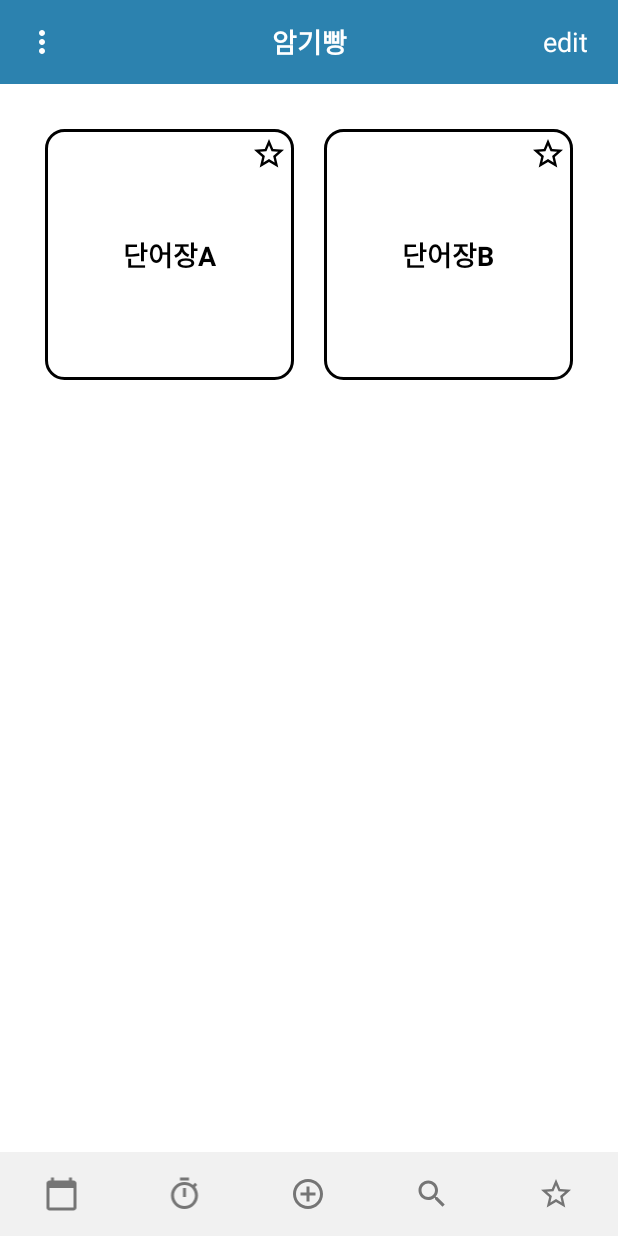
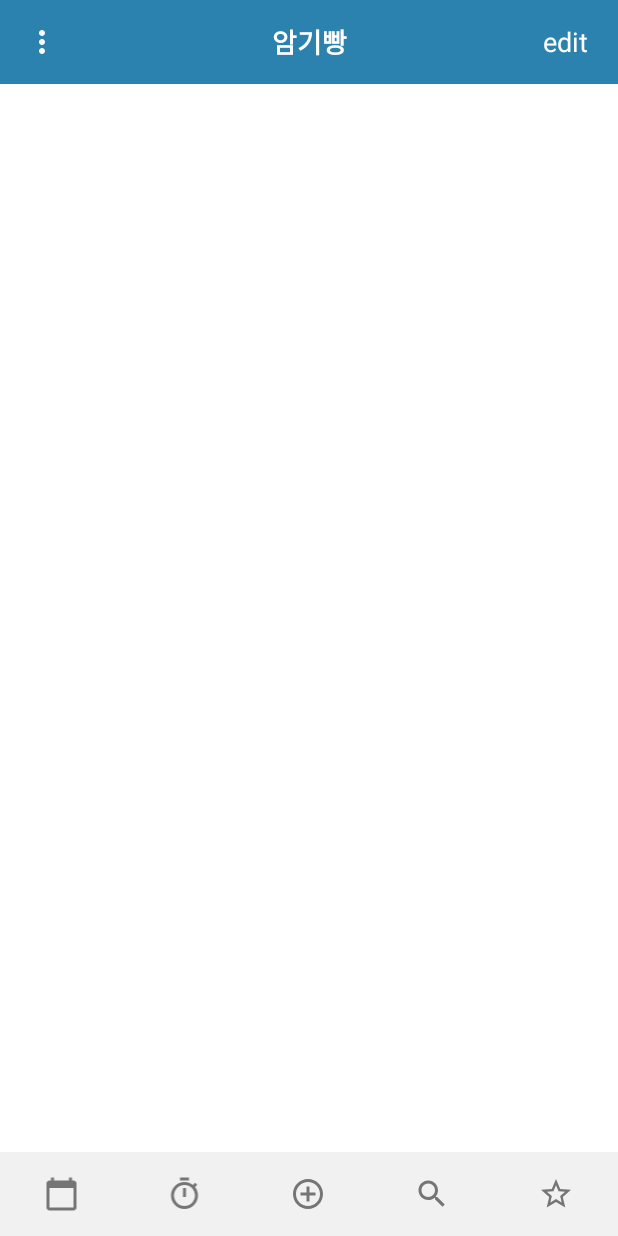
Before and after one commit to danielKim614/Amgibbang, an Android app: the MainActivity screen opened directly, with no data from a screen before it, on a phone screen of 412 x 824 dp. Run offline under Robolectric (Android 15) with nearby library versions, the phone set to English and light mode, and no system bars.

Commit message:
천지홍

```diff
--- a/app/build.gradle
+++ b/app/build.gradle
@@ -29,15 +29,17 @@ android {
 }
 
 apply plugin: 'com.android.application'
-apply plugin: 'com.google.gms.google-services'
 
 dependencies {
+    implementation "androidx.cardview:cardview:1.0.0"
     implementation 'androidx.appcompat:appcompat:1.3.1'
     implementation 'com.google.android.material:material:1.4.0'
     implementation 'androidx.constraintlayout:constraintlayout:2.1.1'
     implementation 'com.google.android.material:material:1.5.0-alpha02'
     implementation 'androidx.legacy:legacy-support-v4:1.0.0'
     implementation 'androidx.multidex:multidex:2.0.1'
+    implementation 'androidx.recyclerview:recyclerview:1.2.1'
+
     testImplementation 'junit:junit:4.+'
     androidTestImplementation 'androidx.test.ext:junit:1.1.3'
     androidTestImplementation 'androidx.test.espresso:espresso-core:3.4.0'
--- a/app/src/main/java/com/cookandroid/amgibbang/MainActivity.java
+++ b/app/src/main/java/com/cookandroid/amgibbang/MainActivity.java
@@ -5,6 +5,9 @@ import androidx.appcompat.app.AppCompatActivity;
 import androidx.appcompat.app.AppCompatDelegate;
 import androidx.appcompat.widget.Toolbar;
 import androidx.fragment.app.Fragment;
+import androidx.recyclerview.widget.GridLayoutManager;
+import androidx.recyclerview.widget.LinearLayoutManager;
+import androidx.recyclerview.widget.RecyclerView;
 
 import android.app.AlertDialog;
 import android.app.Dialog;
@@ -19,6 +22,7 @@ import android.view.View;
 import android.view.Window;
 import android.widget.CheckBox;
 import android.widget.EditText;
+import android.widget.GridLayout;
 import android.widget.ImageView;
 import android.widget.TextView;
 
@@ -26,11 +30,17 @@ import com.google.android.material.bottomnavigation.BottomNavigationView;
 
 import org.w3c.dom.Text;
 
+import java.util.ArrayList;
+
 public class MainActivity extends AppCompatActivity {
 
     boolean editState = false;
     int a=1;
     String dialogInput;
+    private ArrayList<String> nameList;
+    private MainAdapter mainAdapter;
+    private RecyclerView recyclerView;
+    private GridLayoutManager gridLayoutManager;
 
     @Override
     protected void onCreate(Bundle savedInstanceState) {
@@ -45,6 +55,14 @@ public class MainActivity extends AppCompatActivity {
         Toolbar main_bottom_toolbar=findViewById(R.id.main_bottom_toolbar);
         setSupportActionBar(main_bottom_toolbar);
 
+        //리사이클러뷰
+        recyclerView = findViewById(R.id.main_rv);
+        gridLayoutManager = new GridLayoutManager(this, 2);
+        recyclerView.setLayoutManager(gridLayoutManager);
+
+        nameList = new ArrayList<>();
+        mainAdapter = new MainAdapter(nameList);
+        recyclerView.setAdapter(mainAdapter);
     }
 
 
@@ -74,6 +92,8 @@ public class MainActivity extends AppCompatActivity {
                 dialogInput=inputName;
                 Log.v("다이얼로그", "입력되었습니다.");
                 Log.v("다이얼로그", "입력값 : "+dialogInput);
+                nameList.add(dialogInput);
+                mainAdapter.notifyDataSetChanged();
             }
             @Override
             public void mainDialogNegative(){
@@ -102,16 +122,13 @@ public class MainActivity extends AppCompatActivity {
 
     public void main_setting(View v){
         // 로그아웃, 다크모드 온 오프 창 띄움
-        String[] array = {"로그 아웃", "다크 모드 ON", "다크 모드 OFF"};
+        String[] array = {"다크 모드 ON", "다크 모드 OFF"};
         if(editState==false){
             AlertDialog.Builder builder = new AlertDialog.Builder(this);
             builder.setItems(array, new DialogInterface.OnClickListener() {
                 @Override
                 public void onClick(DialogInterface dialogInterface, int i) {
                     switch(array[i]){
-                        case "로그 아웃":
-                            Log.v("다이얼로그", "로그 아웃 합니다.");
-                            break;
                         case "다크 모드 ON":
                             Log.v("다이얼로그", "다크모드를 킵니다.");
                             AppCompatDelegate.setDefaultNightMode(AppCompatDelegate.MODE_NIGHT_YES);
@@ -143,9 +160,7 @@ public class MainActivity extends AppCompatActivity {
 
             //체크하는 부분 생성
             CheckBox check1=findViewById(R.id.main_cardlist_check1);
-            CheckBox check2=findViewById(R.id.main_cardlist_check2);
             check1.setVisibility(View.VISIBLE);
-            check2.setVisibility(View.VISIBLE);
         }
         else{
             editState=false;
@@ -158,12 +173,9 @@ public class MainActivity extends AppCompatActivity {
 
             //체크하는 부분 삭제
             CheckBox check1=findViewById(R.id.main_cardlist_check1);
-            CheckBox check2=findViewById(R.id.main_cardlist_check2);
             //체크 모두 초기화
             check1.setChecked(false);
-            check2.setChecked(false);
             check1.setVisibility(View.INVISIBLE);
-            check2.setVisibility(View.INVISIBLE);
         }
     }
 
@@ -179,16 +191,13 @@ public class MainActivity extends AppCompatActivity {
         // 전체 선택 클릭 시 모든 체크박스 체크 됨
         // 모든 체크박스 불러옴
         CheckBox check1=findViewById(R.id.main_cardlist_check1);
-        CheckBox check2=findViewById(R.id.main_cardlist_check2);
         //모두 체크 or 해제
         CheckBox checkBox=findViewById(R.id.main_button_selectAll);
         if(checkBox.isChecked()){
             check1.setChecked(true);
-            check2.setChecked(true);
         }
         else{
             check1.setChecked(false);
-            check2.setChecked(false);
         }
     }
 
--- /dev/null
+++ b/app/src/main/java/com/cookandroid/amgibbang/MainAdapter.java
@@ -0,0 +1,77 @@
+package com.cookandroid.amgibbang;
+
+import android.content.Context;
+import android.view.LayoutInflater;
+import android.view.View;
+import android.view.ViewGroup;
+import android.widget.TextView;
+import android.widget.Toast;
+
+import androidx.annotation.NonNull;
+import androidx.recyclerview.widget.RecyclerView;
+
+import java.util.ArrayList;
+import java.util.List;
+
+public class MainAdapter extends RecyclerView.Adapter<MainAdapter.MainViewHolder>{
+
+    private ArrayList<String> nameList;
+    private String lName;
+
+    public MainAdapter(ArrayList<String> nameList) {
+        this.nameList = nameList;
+    }
+
+    @NonNull
+    @Override   // 추가할 아이템 설정
+    public MainViewHolder onCreateViewHolder(@NonNull ViewGroup parent, int viewType) {
+
+        View view = LayoutInflater.from(parent.getContext()).inflate(R.layout.main_recyclerview_item, parent, false);
+        MainViewHolder holder = new MainViewHolder(view);
+
+        return holder;
+    }
+
+    @Override
+    public void onBindViewHolder(@NonNull MainViewHolder holder, int position) {
+        //name을 리스트 안에 있는 값으로 변환
+        holder.name.setText(nameList.get(position));
+
+        holder.itemView.setTag(position);
+        holder.itemView.setOnClickListener(new View.OnClickListener(){
+            @Override
+            public void onClick(View view) {
+                String curName = holder.name.getText().toString();  // 클릭 한 것 값 가져옴
+                Toast.makeText(view.getContext(), curName, Toast.LENGTH_SHORT).show();
+            }
+        });
+    }
+
+    @Override
+    public int getItemCount() {
+        if(nameList!=null){
+            return nameList.size();
+        }
+        return 0;
+    }
+
+    public void remove(int position){
+        // 값 삭제
+        try{
+            nameList.remove(position);      //리스트 지움
+            notifyItemRemoved(position);    //새로 고침
+        }catch (IndexOutOfBoundsException ex){
+            ex.printStackTrace();
+        }
+    }
+
+    public class MainViewHolder extends RecyclerView.ViewHolder {
+
+        protected TextView name;
+
+        public MainViewHolder(@NonNull View itemView) {
+            super(itemView);
+            this.name = itemView.findViewById(R.id.main_listName);
+        }
+    }
+}
--- a/app/src/main/res/layout/main_activity.xml
+++ b/app/src/main/res/layout/main_activity.xml
@@ -12,103 +12,18 @@
         layout="@layout/main_toolbar"
         android:id="@+id/main_toolbar"/>
 
-    <ScrollView
+    <androidx.recyclerview.widget.RecyclerView
+        android:id="@+id/main_rv"
         android:layout_width="match_parent"
         android:layout_height="0dp"
-        android:layout_weight="1">
+        android:layout_weight="1"
+        android:padding = "10dp"
+        android:scrollbars="vertical"
+        android:scrollbarFadeDuration="0"
+        android:scrollbarSize="5dp"
+        android:scrollbarThumbVertical="@color/gray_600">
 
-        <LinearLayout
-            android:layout_width="match_parent"
-            android:layout_height="wrap_content"
-            android:orientation="horizontal"
-            android:layout_marginLeft="30dp"
-            android:layout_marginRight="30dp"
-            android:layout_marginTop="30dp"
-            android:weightSum="2">
-
-            <FrameLayout
-                android:layout_width="0dp"
-                android:layout_height="wrap_content"
-                android:layout_weight="1"
-                android:background="@drawable/main_listbackground"
-                android:layout_marginRight="10dp"
-                android:onClick="main_onClickList">
-
-                <CheckBox
-                    android:id="@+id/main_cardlist_check1"
-                    android:layout_width="30dp"
-                    android:layout_height="25dp"
-                    android:src="@drawable/button_unchecked"
-                    android:visibility="invisible"
-                    android:onClick="main_onClickCheck"/>
-
-                <ImageView
-                    android:id="@+id/bookmark1"
-                    android:layout_width="wrap_content"
-                    android:layout_height="wrap_content"
-                    android:src="@drawable/button_bookmark_notfilled"
-                    android:layout_gravity="right"
-                    android:onClick="main_onClickBookmark"
-                    app:tint="?attr/Black" />
-
-                <TextView
-                    android:layout_width="wrap_content"
-                    android:layout_height="wrap_content"
-                    android:layout_gravity="center"
-                    android:text="단어장A"
-                    android:textColor="?attr/Black"
-                    android:layout_weight="1"
-                    android:gravity="center"
-                    android:paddingTop="65dp"
-                    android:paddingBottom="65dp"
-                    android:textSize="18sp"
-                    android:textStyle="bold"
-                    />
-
-            </FrameLayout>
-
-            <FrameLayout
-                android:layout_width="0dp"
-                android:layout_height="wrap_content"
-                android:layout_weight="1"
-                android:background="@drawable/main_listbackground"
-                android:layout_marginLeft="10dp"
-                android:onClick="main_onClickList">
-
-                <CheckBox
-                    android:id="@+id/main_cardlist_check2"
-                    android:layout_width="30dp"
-                    android:layout_height="25dp"
-                    android:src="@drawable/button_unchecked"
-                    android:visibility="invisible"
-                    android:onClick="main_onClickCheck"/>
-
-                <ImageView
-                    android:layout_width="wrap_content"
-                    android:layout_height="wrap_content"
-                    android:src="@drawable/button_bookmark_notfilled"
-                    android:layout_gravity="right"
-                    android:onClick="main_onClickBookmark"
-                    app:tint="?attr/Black"/>
-
-                <TextView
-                    android:layout_width="wrap_content"
-                    android:layout_height="wrap_content"
-                    android:layout_gravity="center"
-                    android:text="단어장B"
-                    android:textColor="?attr/Black"
-                    android:layout_weight="1"
-                    android:gravity="center"
-                    android:paddingTop="65dp"
-                    android:paddingBottom="65dp"
-                    android:textSize="18sp"
-                    android:textStyle="bold"/>
-
-            </FrameLayout>
-
-        </LinearLayout>
-
-    </ScrollView>
+    </androidx.recyclerview.widget.RecyclerView>
 
     <include
         layout="@layout/main_bottom_toolbar"
--- a/app/src/main/res/values-night/themes.xml
+++ b/app/src/main/res/values-night/themes.xml
@@ -17,5 +17,6 @@
         <item name="White">@color/black</item>
         <item name="Grey">@color/gray_400</item>
         <item name="toolbarGrey">#222222</item>
+        <item name="cardColor">#323232</item>
     </style>
 </resources>
--- a/app/src/main/res/values/attrs.xml
+++ b/app/src/main/res/values/attrs.xml
@@ -5,6 +5,7 @@
     <attr name="White" format="color"/>
     <attr name="Grey" format="color"/>
     <attr name="toolbarGrey" format="color"/>
-    //사용하고 싶은 색깔 이름 지정해주시면 됩니다.
+    <attr name="cardColor" format="color"/>
+    //사용하고 싶은 색깔 이름 지정해주시면 됩니다. 이름 정의
 
 </resources>
--- a/app/src/main/res/values/themes.xml
+++ b/app/src/main/res/values/themes.xml
@@ -17,5 +17,6 @@
         <item name="White">@color/white</item>
         <item name="Grey">@color/gray_600</item>
         <item name="toolbarGrey">#F1F1F1</item>
+        <item name="cardColor">#E6E6E6</item>
     </style>
 </resources>
--- a/build.gradle
+++ b/build.gradle
@@ -6,7 +6,7 @@ buildscript {
     }
     dependencies {
         classpath "com.android.tools.build:gradle:7.0.3"
-        classpath 'com.google.gms:google-services:4.3.10'
+
         // NOTE: Do not place your application dependencies here; they belong
         // in the individual module build.gradle files
     }
```
Also changed, not shown: app/src/main/res/layout/main_recyclerview_item.xml (added, +44 -0 lines).
